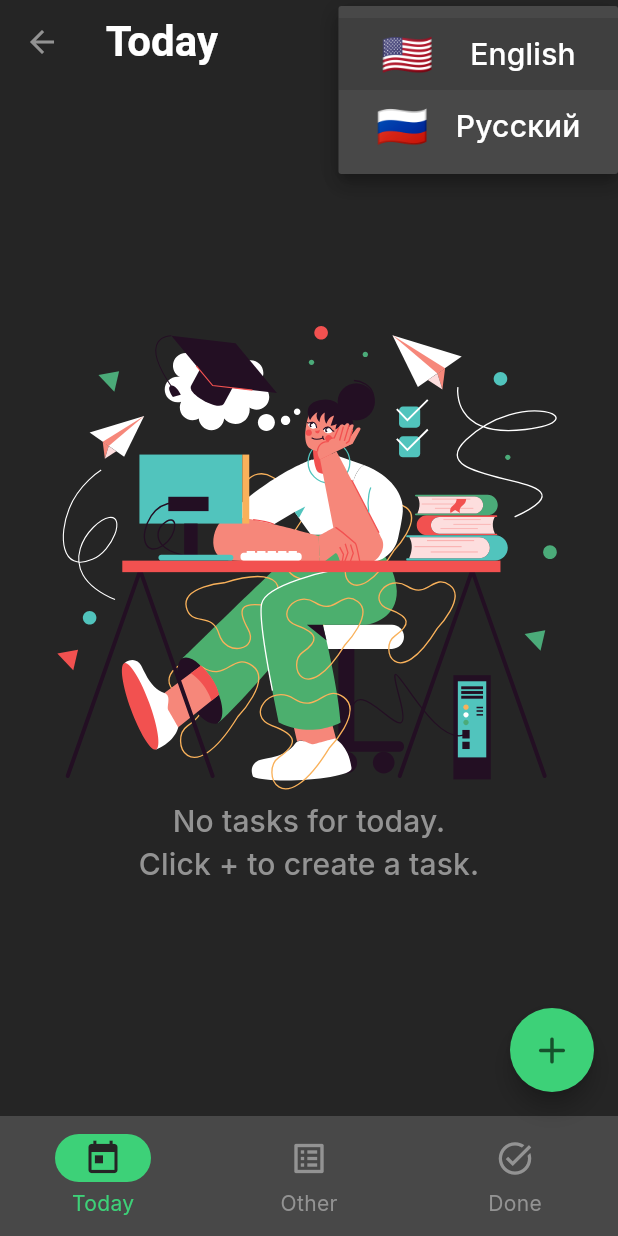
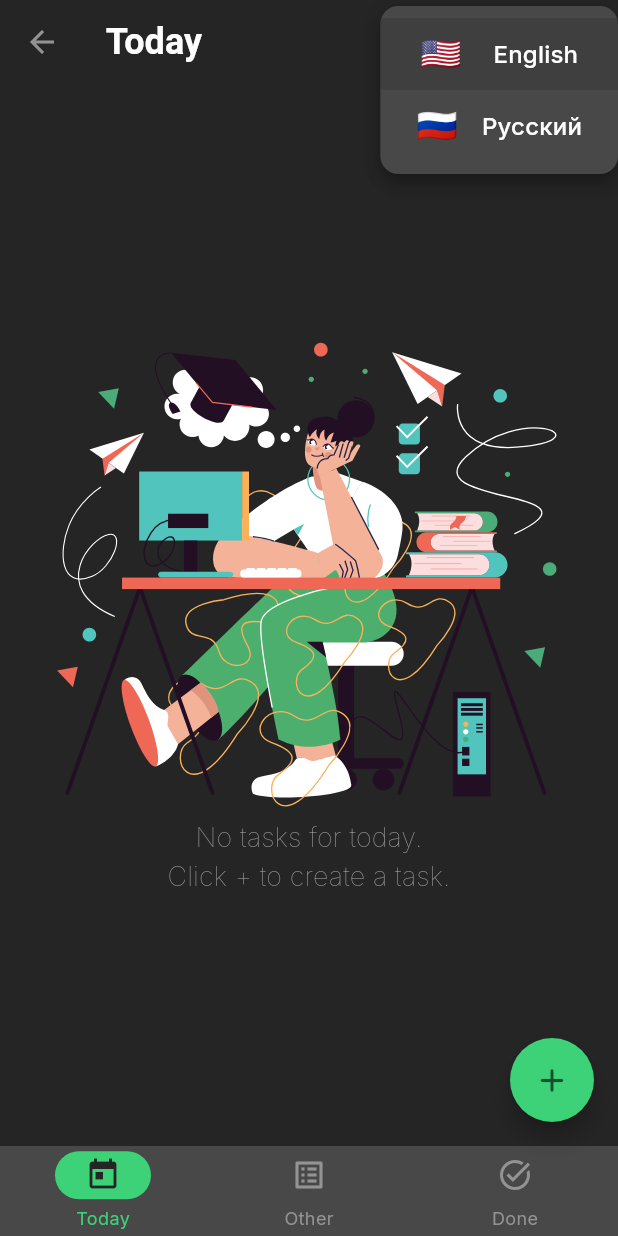
Before and after one commit to urban-potato/to-do-list-app-flutter, a Flutter app: the TasksListScreen screen opened directly, after a tap on the "language" icon, on a phone screen of 412 x 824 dp. Run offline on Flutter 3.47's test engine with Material 3 defaults, Android fonts, the phone set to English and light mode, and no system bars; our stand-ins replace auto_route, flutter_slidable, flutter_svg, get_it, google_fonts, hive_flutter and 2 more; accounts and stored records are empty; generated files the repository leaves out were written again; statements that could not run were skipped.

Commit message:
Changes in Design

```diff
--- a/lib/features/task_screen/view/task_screen.dart
+++ b/lib/features/task_screen/view/task_screen.dart
@@ -1,5 +1,6 @@
 import 'package:auto_route/auto_route.dart';
 import 'package:flutter/material.dart';
+import 'package:flutter/services.dart';
 import 'package:to_do_list_app/constants/constants.dart';
 import 'package:to_do_list_app/features/task_screen/models/task_screen_model.dart';
 import 'package:flutter_gen/gen_l10n/app_localizations.dart';
@@ -47,6 +48,10 @@ class _TaskScreenBody extends StatelessWidget {
         title: Text(AppLocalizations.of(context)!.task),
         titleSpacing: AppMeasures.padding(context),
         scrolledUnderElevation: 0,
+        systemOverlayStyle: SystemUiOverlayStyle(
+          systemNavigationBarColor: Colors.black, // Navigation bar
+          statusBarColor: AppColors.mainDark, // Status bar
+        ),
       ),
       body: SafeArea(
         child: Padding(
--- a/lib/features/tasks_list_screen/view/tasks_list_screen.dart
+++ b/lib/features/tasks_list_screen/view/tasks_list_screen.dart
@@ -1,5 +1,6 @@
 import 'package:auto_route/auto_route.dart';
 import 'package:flutter/material.dart';
+import 'package:flutter/services.dart';
 import 'package:get_it/get_it.dart';
 import 'package:shared_preferences/shared_preferences.dart';
 import 'package:to_do_list_app/constants/constants.dart';
@@ -59,17 +60,19 @@ class _TasksListScreenState extends State<TasksListScreen> {
       AppLocalizations.of(context)!.done,
     ];
 
+    const double navigationIconsSize = 24;
+
     _navigationItems ??= [
       NavigationDestination(
         selectedIcon: Icon(
           Icons.today,
           color: AppColors.mainDark,
-          size: 26,
+          size: navigationIconsSize,
         ),
         icon: Icon(
           Icons.today_outlined,
           color: AppColors.secondaryTextDark,
-          size: 26,
+          size: navigationIconsSize,
         ),
         label: AppLocalizations.of(context)!.today,
       ),
@@ -77,12 +80,12 @@ class _TasksListScreenState extends State<TasksListScreen> {
         selectedIcon: Icon(
           Icons.list_alt,
           color: AppColors.mainDark,
-          size: 26,
+          size: navigationIconsSize,
         ),
         icon: Icon(
           Icons.list_alt_outlined,
           color: AppColors.secondaryTextDark,
-          size: 26,
+          size: navigationIconsSize,
         ),
         label: AppLocalizations.of(context)!.other,
       ),
@@ -90,12 +93,12 @@ class _TasksListScreenState extends State<TasksListScreen> {
         selectedIcon: Icon(
           Icons.task_alt,
           color: AppColors.mainDark,
-          size: 26,
+          size: navigationIconsSize,
         ),
         icon: Icon(
           Icons.task_alt_outlined,
           color: AppColors.secondaryTextDark,
-          size: 26,
+          size: navigationIconsSize,
         ),
         label: AppLocalizations.of(context)!.done,
       ),
@@ -120,6 +123,10 @@ class _TasksListScreenState extends State<TasksListScreen> {
         titleSpacing: AppMeasures.padding(context),
         scrolledUnderElevation: 0,
         actions: const <Widget>[_ChangeLocaleDropdownButtonWidget()],
+        systemOverlayStyle: SystemUiOverlayStyle(
+          systemNavigationBarColor: Colors.black, // Navigation bar
+          statusBarColor: AppColors.mainDark, // Status bar
+        ),
       ),
       body: SafeArea(
         child: Padding(
@@ -133,6 +140,12 @@ class _TasksListScreenState extends State<TasksListScreen> {
         onDestinationSelected: _handleNavigationItemTap,
         selectedIndex: _currentPageIndex,
         indicatorColor: AppColors.mainGreen,
+        // indicatorColor: Colors.transparent,
+        // indicatorShape: StadiumBorder(side: BorderSide.none),
+        // indicatorShape: RoundedRectangleBorder(),
+        // elevation: 50,
+        // shadowColor: Colors.black,
+        height: 60,
         destinations: _navigationItems!,
       ),
       floatingActionButton: FloatingActionButton(
@@ -140,7 +153,7 @@ class _TasksListScreenState extends State<TasksListScreen> {
         tooltip: AppLocalizations.of(context)!.newTask,
         child: const Icon(
           Icons.add_rounded,
-          size: 30,
+          size: 26,
         ),
       ),
     );
@@ -152,16 +165,21 @@ class _ChangeLocaleDropdownButtonWidget extends StatelessWidget {
 
   @override
   Widget build(BuildContext context) {
-    return Container(
+    return Padding(
       padding: EdgeInsets.only(right: AppMeasures.padding(context)),
       child: DropdownButtonHideUnderline(
         child: DropdownButton<Language>(
+          // padding: EdgeInsets.only(right: AppMeasures.padding(context)),
+
+          // padding: EdgeInsets.zero,
+
           value: null,
           dropdownColor: AppColors.fourthDark,
+          borderRadius: BorderRadius.circular(12),
           icon: Icon(
             Icons.language,
             color: AppColors.mainTextDark,
-            size: 28,
+            size: 24,
           ),
           onChanged: (Language? language) =>
               _handleChangeLocale(language, context),
@@ -207,11 +225,11 @@ class _ChangeLocaleDropdownMenuItemWidget extends StatelessWidget {
       children: <Widget>[
         Text(
           language.flag,
-          style: const TextStyle(fontSize: 28, color: Colors.white),
+          style: const TextStyle(fontSize: 22, color: Colors.white),
         ),
         Text(
           language.name,
-          style: const TextStyle(fontSize: 20, color: Colors.white),
+          style: const TextStyle(fontSize: 16, color: Colors.white),
         )
       ],
     );
--- a/lib/features/tasks_list_screen/widgets/tasks_list_widget.dart
+++ b/lib/features/tasks_list_screen/widgets/tasks_list_widget.dart
@@ -90,8 +90,10 @@ class _NoTasksWidget extends StatelessWidget {
         Center(
           child: Text(
             textUnderPicture,
-            style:
-                Theme.of(context).textTheme.titleSmall?.copyWith(fontSize: 20),
+            style: Theme.of(context)
+                .textTheme
+                .titleSmall
+                ?.copyWith(fontSize: 18, fontWeight: FontWeight.w100),
             textAlign: TextAlign.center,
           ),
         ),
--- a/lib/theme/theme.dart
+++ b/lib/theme/theme.dart
@@ -17,7 +17,7 @@ final darkTheme = ThemeData(
     titleTextStyle: TextStyle(
       color: AppColors.mainTextDark,
       fontWeight: FontWeight.w700,
-      fontSize: 28,
+      fontSize: 24,
     ),
     iconTheme: IconThemeData(color: AppColors.secondaryTextDark),
   ),
@@ -32,10 +32,9 @@ final darkTheme = ThemeData(
     elevation: 0,
     labelTextStyle: MaterialStateProperty.resolveWith<TextStyle>(
       (Set<MaterialState> state) => state.contains(MaterialState.selected)
-          ? TextStyle(color: AppColors.mainGreen, fontSize: 14)
-          : TextStyle(color: AppColors.secondaryTextDark, fontSize: 14),
+          ? TextStyle(color: AppColors.mainGreen, fontSize: 12)
+          : TextStyle(color: AppColors.secondaryTextDark, fontSize: 12),
     ),
-    // labelBehavior: NavigationDestinationLabelBehavior.alwaysHide,
     labelBehavior: NavigationDestinationLabelBehavior.alwaysShow,
   ),
   textTheme: GoogleFonts.interTextTheme(
```
Also changed, not shown: lib/features/create_task_screen/view/create_task_screen.dart (+7 -2 lines), lib/features/tasks_list_screen/widgets/task_tile_widget.dart (+11 -10 lines), assets/svg/person_computer.svg, assets/svg/person_meditate.svg, assets/svg/person_tasks.svg.
